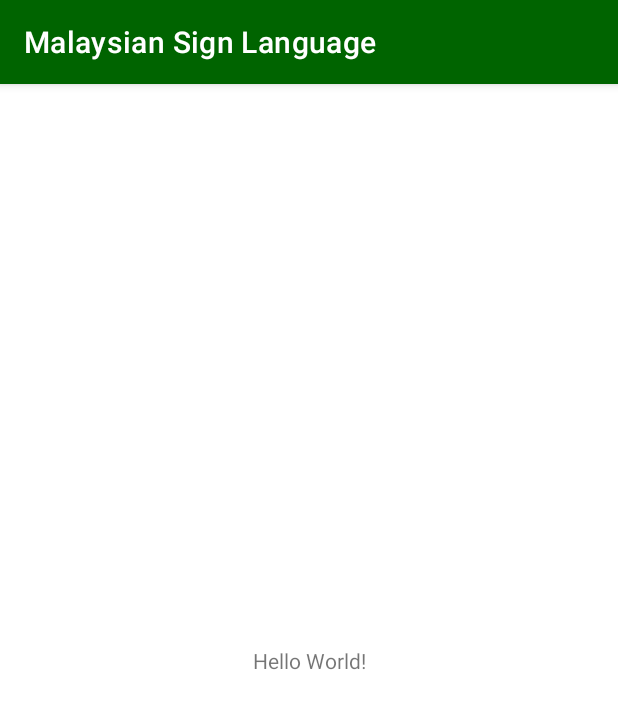
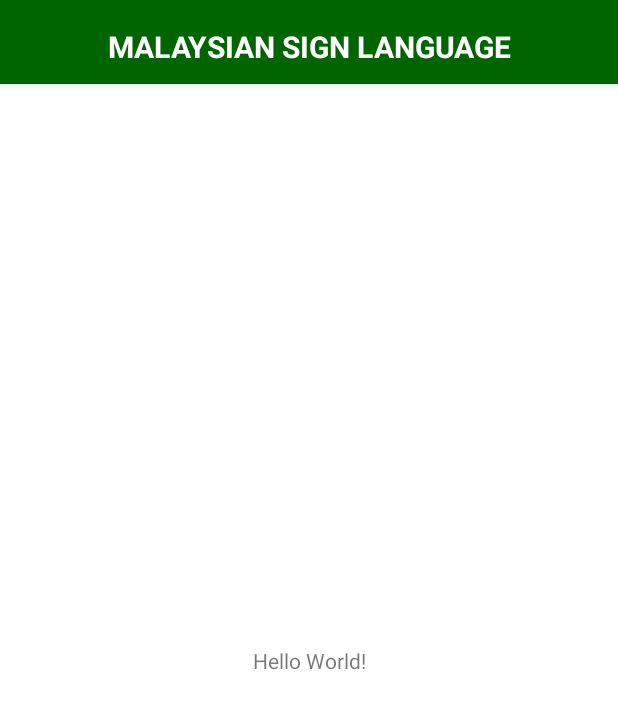
Before and after one commit to ctkqiang/MalaysianSignLanguage, an Android app: the screen it shows after launch (MalaysianSignLanguageActivity), on a phone screen of 412 x 824 dp. Shown: the top 709 px of the screen. Run offline under Robolectric (Android 15) with nearby library versions, the phone set to English and light mode, and no system bars.

Commit message:
#1 Added Custom Action Bar

```diff
--- a/app/src/main/java/uk/co/johnmelodyme/malaysiansignlanguage/activities/MalaysianSignLanguageActivity.java
+++ b/app/src/main/java/uk/co/johnmelodyme/malaysiansignlanguage/activities/MalaysianSignLanguageActivity.java
@@ -5,14 +5,45 @@ import androidx.appcompat.app.AppCompatActivity;
 import android.os.Bundle;
 
 import uk.co.johnmelodyme.malaysiansignlanguage.R;
+import uk.co.johnmelodyme.malaysiansignlanguage.functions.ComponentFunctions;
+
+
+/**
+ * @author John Melody Me <johnmelody@dingtalk.com>
+ * <p>
+ * This file is part of Malaysian Sign Language.
+ * <p>
+ * Malaysian Sign Language is free software: you can redistribute it and/or modify
+ * it under the terms of the GNU General Public License as published by
+ * the Free Software Foundation, either version 3 of the License, or
+ * (at your option) any later version.
+ * <p>
+ * Malaysian Sign Language is distributed in the hope that it will be useful,
+ * but WITHOUT ANY WARRANTY; without even the implied warranty of
+ * MERCHANTABILITY or FITNESS FOR A PARTICULAR PURPOSE.  See the
+ * GNU General Public License for more details.
+ * <p>
+ * You should have received a copy of the GNU General Public License
+ * along with Malaysian Sign Language.  If not, see <https://www.gnu.org/licenses/>.
+ */
 
 public class MalaysianSignLanguageActivity extends AppCompatActivity
 {
+    public void render_user_components(Bundle bundle)
+    {
+
+    }
 
     @Override
     protected void onCreate(Bundle savedInstanceState)
     {
         super.onCreate(savedInstanceState);
         setContentView(R.layout.activity_main);
+
+        /* Render Action Bar */
+        ComponentFunctions.render_action_bar(this, savedInstanceState);
+
+        /* Render Bottom System Bar */
+        ComponentFunctions.render_bottom_navigation(this);
     }
 }
--- a/app/src/main/java/uk/co/johnmelodyme/malaysiansignlanguage/functions/ComponentFunctions.java
+++ b/app/src/main/java/uk/co/johnmelodyme/malaysiansignlanguage/functions/ComponentFunctions.java
@@ -1,11 +1,14 @@
 package uk.co.johnmelodyme.malaysiansignlanguage.functions;
 
 import android.content.Context;
+import android.graphics.drawable.ColorDrawable;
 import android.os.Bundle;
 
 import androidx.appcompat.app.ActionBar;
 import androidx.appcompat.app.AppCompatActivity;
+import androidx.core.content.ContextCompat;
 
+import uk.co.johnmelodyme.malaysiansignlanguage.R;
 import uk.co.johnmelodyme.malaysiansignlanguage.constant.LogLevel;
 
 /**
@@ -36,4 +39,32 @@ public class ComponentFunctions extends Functions
         ActionBar actionBar = activity.getSupportActionBar();
         actionBar.hide();
     }
+
+    /**
+     * @param activity The User Current Instances of the Activity
+     * @param bundle   The Instance of the class rendered
+     */
+    public static void render_action_bar(AppCompatActivity activity, Bundle bundle)
+    {
+        log_output("render_action_bar/2", 0, LogLevel.DEBUG);
+
+        ActionBar actionbar = activity.getSupportActionBar();
+
+        if (actionbar != null)
+        {
+            actionbar.setBackgroundDrawable(new ColorDrawable(activity.getResources().getColor(R.color.main)));
+            activity.getSupportActionBar().setDisplayOptions(ActionBar.DISPLAY_SHOW_CUSTOM);
+            activity.getSupportActionBar().setCustomView(R.layout.action_bar);
+        }
+    }
+
+    /**
+     * @param activity Get Current UI Instances and renders color to bottom Navigation
+     */
+    public static void render_bottom_navigation(AppCompatActivity activity)
+    {
+        log_output("render_bottom_navigation/1", 0, LogLevel.DEBUG);
+
+        activity.getWindow().setNavigationBarColor(ContextCompat.getColor(activity.getApplicationContext(), R.color.main));
+    }
 }
--- /dev/null
+++ b/app/src/main/res/layout/action_bar.xml
@@ -0,0 +1,18 @@
+<?xml version="1.0" encoding="utf-8"?>
+<RelativeLayout xmlns:android="http://schemas.android.com/apk/res/android"
+    android:layout_width="match_parent"
+    android:layout_height="match_parent">
+
+    <TextView
+        android:layout_width="match_parent"
+        android:layout_height="wrap_content"
+        android:layout_marginTop="13dp"
+        android:gravity="center"
+        android:padding="4dp"
+        android:text="@string/app_name"
+        android:textAllCaps="true"
+        android:textColor="@android:color/white"
+        android:textSize="20sp"
+        android:textStyle="bold" />
+
+</RelativeLayout>
```
